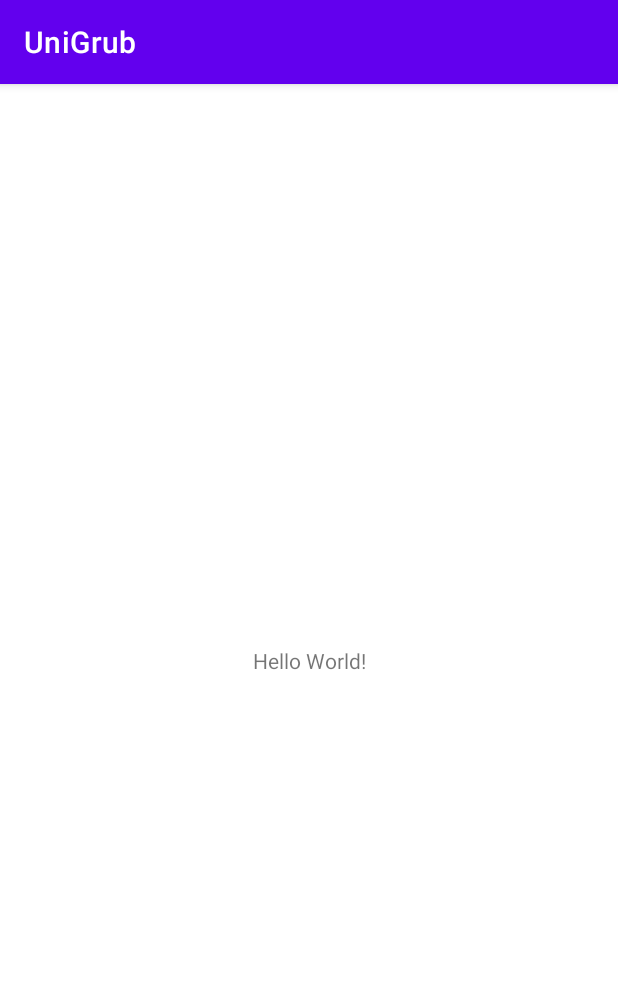
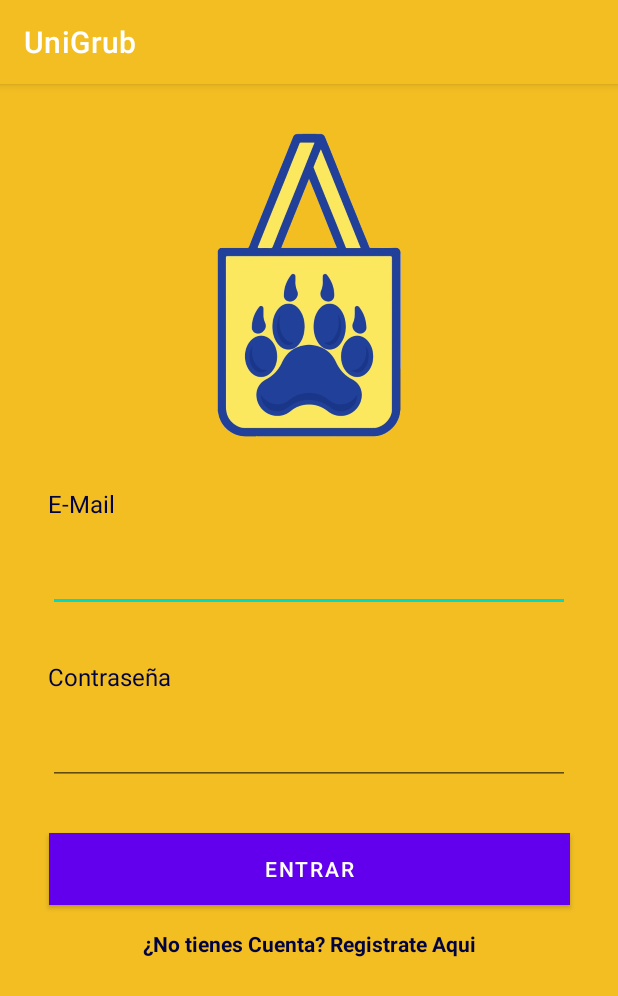
Before and after one commit to MartinGarzaFCFM/UniGrub, an Android app: the screen it shows after launch (MainActivity), on a phone screen of 412 x 824 dp. Shown: the top 996 px of the screen. Run offline under Robolectric (Android 15) with nearby library versions, the phone set to English and light mode, and no system bars.

Commit message:
Login y Register Activity Agregados

```diff
--- a/app/src/main/AndroidManifest.xml
+++ b/app/src/main/AndroidManifest.xml
@@ -12,6 +12,9 @@
         android:theme="@style/Theme.UniGrub"
         tools:targetApi="31">
         <activity
+            android:name=".RegisterUser"
+            android:exported="false" />
+        <activity
             android:name=".MainActivity"
             android:exported="true">
             <intent-filter>
--- a/app/src/main/res/layout/activity_main.xml
+++ b/app/src/main/res/layout/activity_main.xml
@@ -2,17 +2,108 @@
 <androidx.constraintlayout.widget.ConstraintLayout xmlns:android="http://schemas.android.com/apk/res/android"
     xmlns:app="http://schemas.android.com/apk/res-auto"
     xmlns:tools="http://schemas.android.com/tools"
+    android:id="@+id/Constraint_Layout"
     android:layout_width="match_parent"
     android:layout_height="match_parent"
+    android:background="@color/UniGrub_Background"
     tools:context=".MainActivity">
 
-    <TextView
+    <ImageView
+        android:id="@+id/UniGrub_Logo"
         android:layout_width="wrap_content"
         android:layout_height="wrap_content"
-        android:text="Hello World!"
-        app:layout_constraintBottom_toBottomOf="parent"
+        android:layout_marginStart="64dp"
+        android:layout_marginTop="32dp"
+        android:layout_marginEnd="64dp"
+        android:contentDescription="@string/UbiGrub_Logo"
         app:layout_constraintEnd_toEndOf="parent"
         app:layout_constraintStart_toStartOf="parent"
-        app:layout_constraintTop_toTopOf="parent" />
+        app:layout_constraintTop_toTopOf="parent"
+        app:srcCompat="@drawable/ubigrub_logo" />
+
+    <TextView
+        android:id="@+id/UsernameInput_Title"
+        android:layout_width="0dp"
+        android:layout_height="wrap_content"
+        android:layout_marginStart="32dp"
+        android:layout_marginTop="32dp"
+        android:layout_marginEnd="32dp"
+        android:text="@string/Login_UserInput_Txt"
+        android:textColor="@color/UniGrub_Blue"
+        android:textSize="16sp"
+
+        app:layout_constraintEnd_toEndOf="parent"
+        app:layout_constraintHorizontal_bias="1.0"
+        app:layout_constraintStart_toStartOf="parent"
+        app:layout_constraintTop_toBottomOf="@+id/UniGrub_Logo" />
+
+    <EditText
+        android:id="@+id/UsernameInput"
+        android:layout_width="match_parent"
+        android:layout_height="wrap_content"
+        android:layout_marginStart="32dp"
+        android:layout_marginTop="16dp"
+        android:layout_marginEnd="32dp"
+        android:ems="10"
+        android:inputType="text"
+        android:shadowColor="@color/UniGrub_DarkYellow"
+        app:layout_constraintEnd_toEndOf="parent"
+        app:layout_constraintStart_toStartOf="parent"
+        app:layout_constraintTop_toBottomOf="@+id/UsernameInput_Title" />
+
+    <TextView
+        android:id="@+id/PasswordInput_Title"
+        android:layout_width="0dp"
+        android:layout_height="wrap_content"
+        android:layout_marginStart="32dp"
+        android:layout_marginTop="32dp"
+        android:layout_marginEnd="32dp"
+        android:text="@string/Login_PasswordInput_Txt"
+        android:textColor="@color/UniGrub_Blue"
+        android:textSize="16sp"
+        app:layout_constraintEnd_toEndOf="parent"
+        app:layout_constraintHorizontal_bias="0.0"
+        app:layout_constraintStart_toStartOf="parent"
+        app:layout_constraintTop_toBottomOf="@+id/UsernameInput" />
+
+    <EditText
+        android:id="@+id/PasswordInput"
+        android:layout_width="0dp"
+        android:layout_height="wrap_content"
+        android:layout_marginStart="32dp"
+        android:layout_marginTop="16dp"
+        android:layout_marginEnd="32dp"
+        android:ems="10"
+        android:inputType="textPassword"
+        app:layout_constraintEnd_toEndOf="parent"
+        app:layout_constraintStart_toStartOf="parent"
+        app:layout_constraintTop_toBottomOf="@+id/PasswordInput_Title" />
+
+    <Button
+        android:id="@+id/loginBtn"
+        android:layout_width="347dp"
+        android:layout_height="wrap_content"
+        android:layout_marginStart="32dp"
+        android:layout_marginTop="32dp"
+        android:layout_marginEnd="32dp"
+        android:background="@color/UniGrub_LightYellow"
+        android:text="@string/Login_Button"
+        app:layout_constraintEnd_toEndOf="parent"
+        app:layout_constraintStart_toStartOf="parent"
+        app:layout_constraintTop_toBottomOf="@+id/PasswordInput" />
+
+    <TextView
+        android:id="@+id/RegisterHere"
+        android:layout_width="wrap_content"
+        android:layout_height="wrap_content"
+        android:layout_marginStart="32dp"
+        android:layout_marginTop="16dp"
+        android:layout_marginEnd="32dp"
+        android:text="@string/Login_RegisterHere"
+        android:textColor="@color/UniGrub_Blue"
+        android:textStyle="bold"
+        app:layout_constraintEnd_toEndOf="parent"
+        app:layout_constraintStart_toStartOf="parent"
+        app:layout_constraintTop_toBottomOf="@+id/loginBtn" />
 
 </androidx.constraintlayout.widget.ConstraintLayout>
--- a/app/src/main/res/values/colors.xml
+++ b/app/src/main/res/values/colors.xml
@@ -7,4 +7,9 @@
     <color name="teal_700">#FF018786</color>
     <color name="black">#FF000000</color>
     <color name="white">#FFFFFFFF</color>
+    <color name="UniGrub_Blue">#010440</color>
+    <color name="UniGrub_LightYellow">#f2e41b</color>
+    <color name="UniGrub_Background">#f2be22</color>
+    <color name="UniGrub_Yellow">#f29f05</color>
+    <color name="UniGrub_DarkYellow">#a63f03</color>
 </resources>
--- a/app/src/main/res/values/strings.xml
+++ b/app/src/main/res/values/strings.xml
@@ -1,3 +1,20 @@
 <resources>
     <string name="app_name">UniGrub</string>
+    <string name="UbiGrub_Logo">UniGrub Logo</string>
+    <string name="Login_UserInput_Txt">E-Mail</string>
+
+    <!-- Strings de Login -->
+    <string name="Login_PasswordInput_Txt">Contraseña</string>
+    <string name="Login_Button">Entrar</string>
+    <string name="Login_RegisterHere">¿No tienes Cuenta? Registrate Aqui</string>
+
+    <!-- Strings de RegisterUser -->
+    <string name="RegisterUser_NameInput_Title">Nombre(s)</string>
+    <string name="RegisterUser_LastNameInput_Title">Apellido(s)</string>
+    <string name="RegisterUser_FacultadInput_Title">Facultad</string>
+    <string name="RegisterUser_EmailInput_Title">E-Mail</string>
+    <string name="RegisterUser_PasswordInput_Title">Contraseña</string>
+    <string name="RegisterUser_PasswordConfirmInput_Title">Repita la Contraseña</string>
+    <string name="RegisterUser_RegisterBtn_Text">Registrarse</string>
+    <string name="RegisterUser_BackToLogin_Text">¿Ya tienes cuenta? Haz Login Aqui</string>
 </resources>
--- a/app/src/main/res/values/themes.xml
+++ b/app/src/main/res/values/themes.xml
@@ -12,5 +12,7 @@
         <!-- Status bar color. -->
         <item name="android:statusBarColor">?attr/colorPrimaryVariant</item>
         <!-- Customize your theme here. -->
+        <item name="android:textColor">@color/UniGrub_Blue</item>
+        <item name="android:background">@color/UniGrub_Background</item>
     </style>
 </resources>
```
Also changed, not shown: app/src/main/java/com/fcfm/unigrub/RegisterUser.kt (added, +11 -0 lines), app/src/main/res/layout/activity_registeruser.xml (added, +132 -0 lines), app/src/main/res/drawable-hdpi/ubigrub_logo.png (added), app/src/main/res/drawable-ldpi/ubigrub_logo.png (added), app/src/main/res/drawable-mdpi/ubigrub_logo.png (added), app/src/main/res/drawable-xhdpi/ubigrub_logo.png (added), app/src/main/res/drawable-xxhdpi/ubigrub_logo.png (added), app/src/main/res/drawable-xxxhdpi/ubigrub_logo.png (added).
